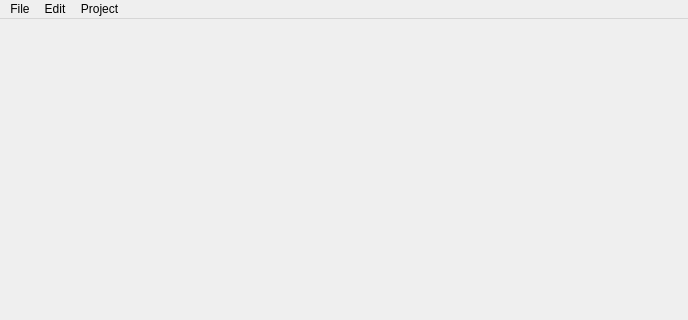
Above: src/editor/mainwindow.ui from timbaker/scripted before the change; both pictures show x 0 to 688 and y 0 to 320 of the 688 by 553 pixel window. Below: the same form after it.
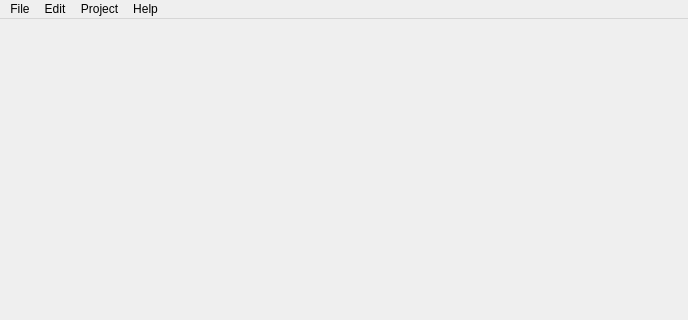
That is the form after the change. Icons and pictures are not drawn.

Diff of the .ui file:
```diff
--- a/src/editor/mainwindow.ui
+++ b/src/editor/mainwindow.ui
@@ -51,9 +51,16 @@
     <addaction name="actionEditInputsOutputs"/>
     <addaction name="actionRemoveUnknowns"/>
    </widget>
+   <widget class="QMenu" name="menuHelp">
+    <property name="title">
+     <string>Help</string>
+    </property>
+    <addaction name="actionAboutQt"/>
+   </widget>
    <addaction name="menuFile"/>
    <addaction name="menuEdit"/>
    <addaction name="menuProject"/>
+   <addaction name="menuHelp"/>
   </widget>
   <widget class="QStatusBar" name="statusBar"/>
   <action name="actionQuit">
```
Left out of the diff: 5 changed lines with no effect on the pictures.
